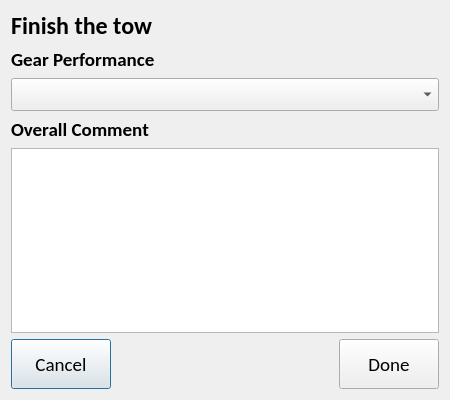
This is ui/DoneDlg.ui in aliciabillings-noaa/CLAMS as Qt 5 draws it before an edit. The edited form follows.
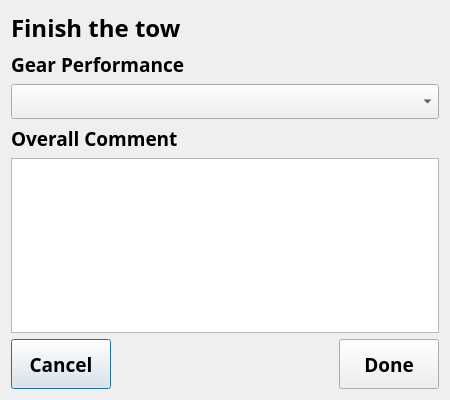
This is the edited form.

Commit message: set fonts to Arial Black

```diff
--- a/ui/DoneDlg.ui
+++ b/ui/DoneDlg.ui
@@ -16,12 +16,6 @@
     <height>400</height>
    </size>
   </property>
-  <property name="font">
-   <font>
-    <family>Calibri</family>
-    <pointsize>12</pointsize>
-   </font>
-  </property>
   <property name="windowTitle">
    <string>Finish Tow</string>
   </property>
@@ -38,7 +32,9 @@
        </property>
        <property name="font">
         <font>
+         <family>Arial Black</family>
          <pointsize>18</pointsize>
+         <weight>75</weight>
          <bold>true</bold>
         </font>
        </property>
@@ -57,7 +53,9 @@
        </property>
        <property name="font">
         <font>
+         <family>Arial Black</family>
          <pointsize>14</pointsize>
+         <weight>75</weight>
          <bold>true</bold>
         </font>
        </property>
@@ -76,7 +74,10 @@
        </property>
        <property name="font">
         <font>
+         <family>Arial Black</family>
          <pointsize>14</pointsize>
+         <weight>75</weight>
+         <bold>true</bold>
         </font>
        </property>
       </widget>
@@ -91,7 +92,9 @@
        </property>
        <property name="font">
         <font>
+         <family>Arial Black</family>
          <pointsize>14</pointsize>
+         <weight>75</weight>
          <bold>true</bold>
         </font>
        </property>
@@ -104,7 +107,10 @@
       <widget class="QTextEdit" name="te_comment">
        <property name="font">
         <font>
+         <family>Arial Black</family>
          <pointsize>11</pointsize>
+         <weight>75</weight>
+         <bold>true</bold>
         </font>
        </property>
       </widget>
@@ -129,8 +135,10 @@
        </property>
        <property name="font">
         <font>
-         <family>Calibri</family>
+         <family>Arial Black</family>
          <pointsize>14</pointsize>
+         <weight>75</weight>
+         <bold>true</bold>
         </font>
        </property>
        <property name="text">
@@ -140,6 +148,14 @@
      </item>
      <item>
       <spacer name="horizontalSpacer">
+       <property name="font">
+        <font>
+         <family>Arial Black</family>
+         <pointsize>12</pointsize>
+         <weight>75</weight>
+         <bold>true</bold>
+        </font>
+       </property>
        <property name="orientation">
         <enum>Qt::Horizontal</enum>
        </property>
@@ -167,8 +183,10 @@
        </property>
        <property name="font">
         <font>
-         <family>Calibri</family>
+         <family>Arial Black</family>
          <pointsize>14</pointsize>
+         <weight>75</weight>
+         <bold>true</bold>
         </font>
        </property>
        <property name="text">
```
The commit also changes 42 other files.
